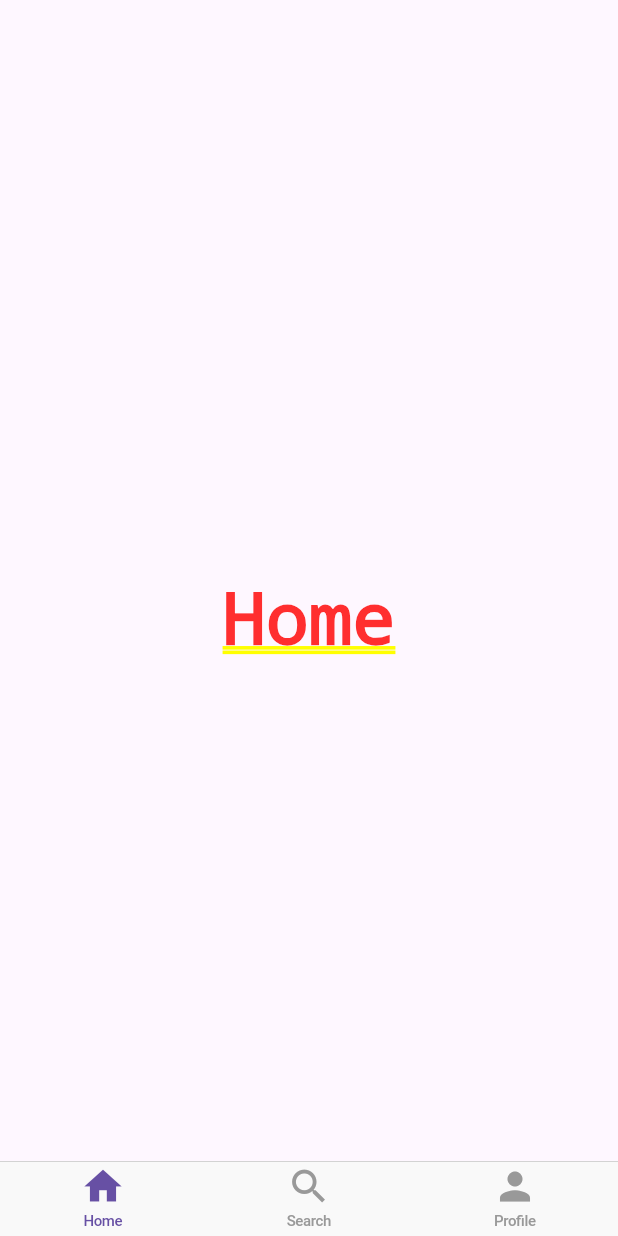
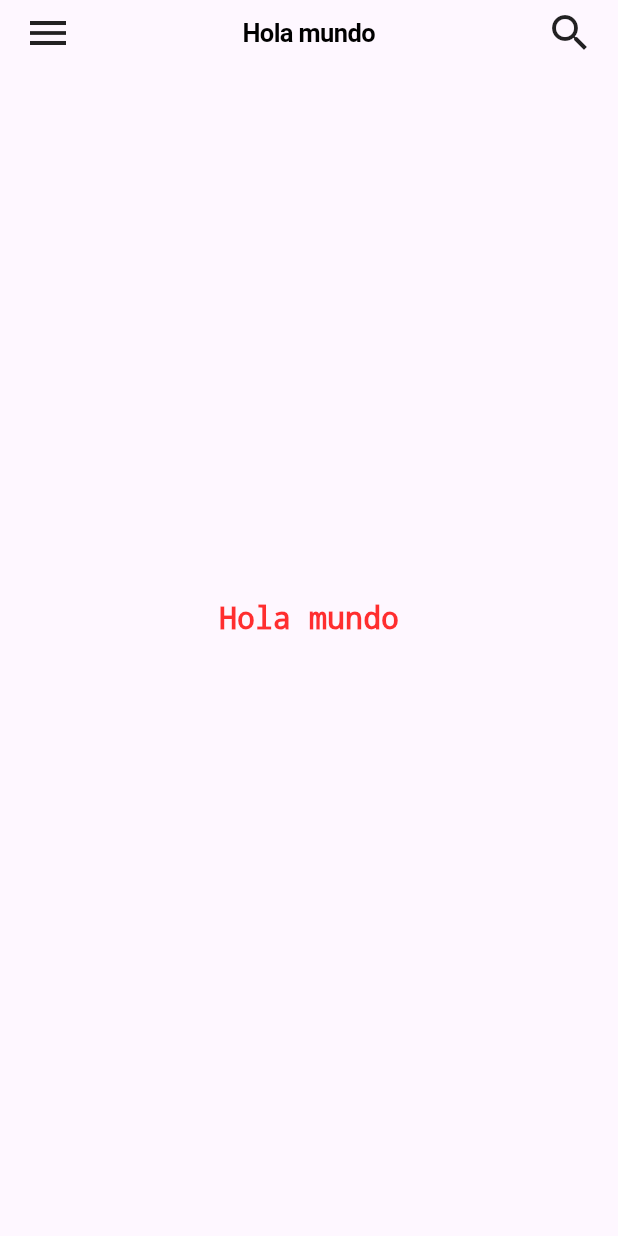
Before and after one commit to miusarname2/flutter_exp_idx, a Flutter app: the screen it shows after launch, on a phone screen of 412 x 824 dp. Run offline on Flutter 3.47's test engine with Material 3 defaults, Android fonts, the phone set to English and light mode, and no system bars.

Commit message:
feat: :sparkles: A second Cupertino design is being used.

```diff
--- a/lib/main.dart
+++ b/lib/main.dart
@@ -29,57 +29,21 @@ class _MyHomePageState extends State<MyHomePage> {
 
   @override
   Widget build(BuildContext context) {
-    return CupertinoTabScaffold(tabBar: CupertinoTabBar(
-// Suggested code may be subject to a license. Learn more: ~LicenseLog:1001647877.
-      items: [
-        BottomNavigationBarItem(
-          icon: Icon(Icons.home),
-          label: "Home",
+    return CupertinoPageScaffold(
+      child: Center(
+        child: Column(
+// Suggested code may be subject to a license. Learn more: ~LicenseLog:2903485389.
+          mainAxisAlignment: MainAxisAlignment.center,
+          children: [
+            Text('Hola mundo',style: TextStyle(decoration: TextDecoration.none,fontSize: 20),)
+          ]
         ),
-        BottomNavigationBarItem(
-          icon: Icon(Icons.search),
-          label: "Search"
-// Suggested code may be subject to a license. Learn more: ~LicenseLog:3584355990.
-          ),
-        BottomNavigationBarItem(
-          icon: Icon(Icons.person),
-          label: "Profile"
-        )
-      ]
-    ), tabBuilder: (context, index){
-      switch(index){
-        case 0:
-          return CupertinoTabView(
-            builder: (context) => CupertinoPageScaffold(
-              child: Center(
-                child: Text("Home"),
-              ),
-            ),
-          );
-        case 1 :
-          return CupertinoTabView(
-            builder: (context) => CupertinoPageScaffold(
-              child: Center(
-                child: Text("Search"),
-              ),
-            ),
-          );
-        case 2 :
-          return CupertinoTabView(
-            builder: (context) => CupertinoPageScaffold(
-              child: Center(
-                child: Text("Profile"),
-              ),
-            ),
-          );
-        default:
-          return CupertinoTabView(
-            builder: (context) => CupertinoPageScaffold(
-              child: Center(
-                child: Text("Home"),
-              ),
-            ),
-          );
-    }});
+      ),
+      navigationBar: CupertinoNavigationBar(
+        leading: Icon(Icons.menu),
+        middle: Text('Hola mundo'),
+        trailing: Icon(Icons.search),
+      ),
+    );
   }
 }
```
